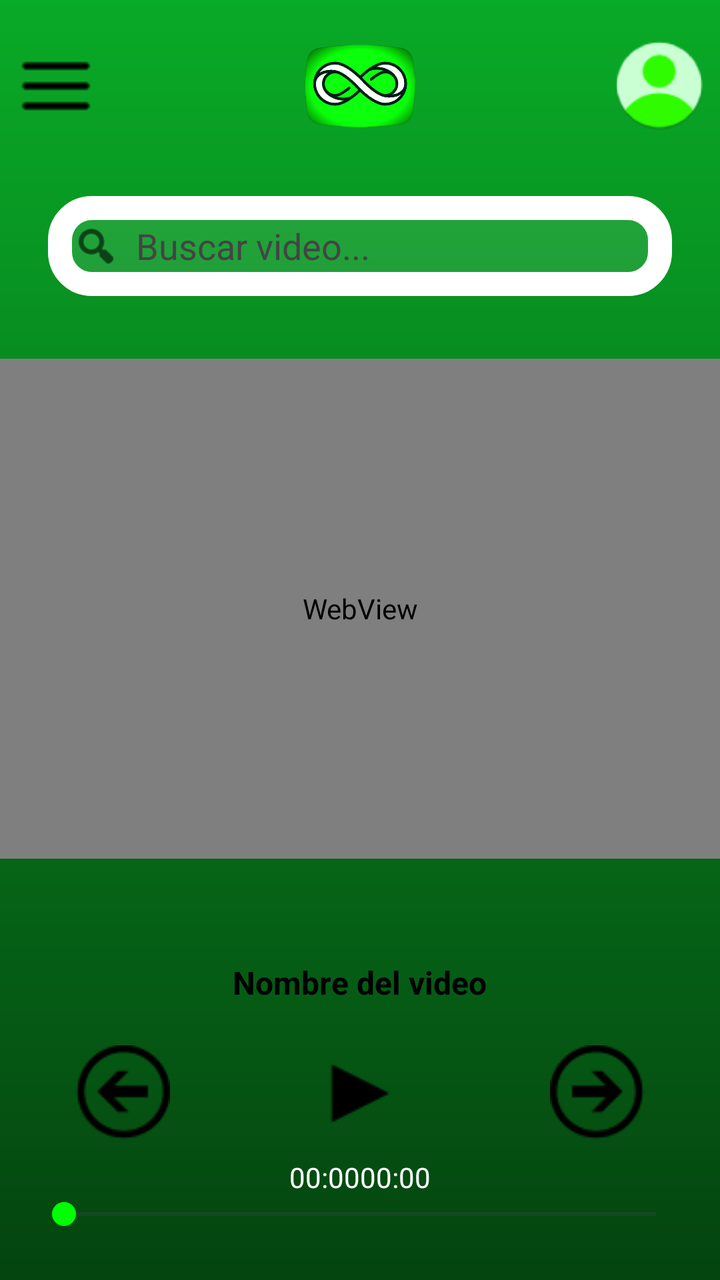
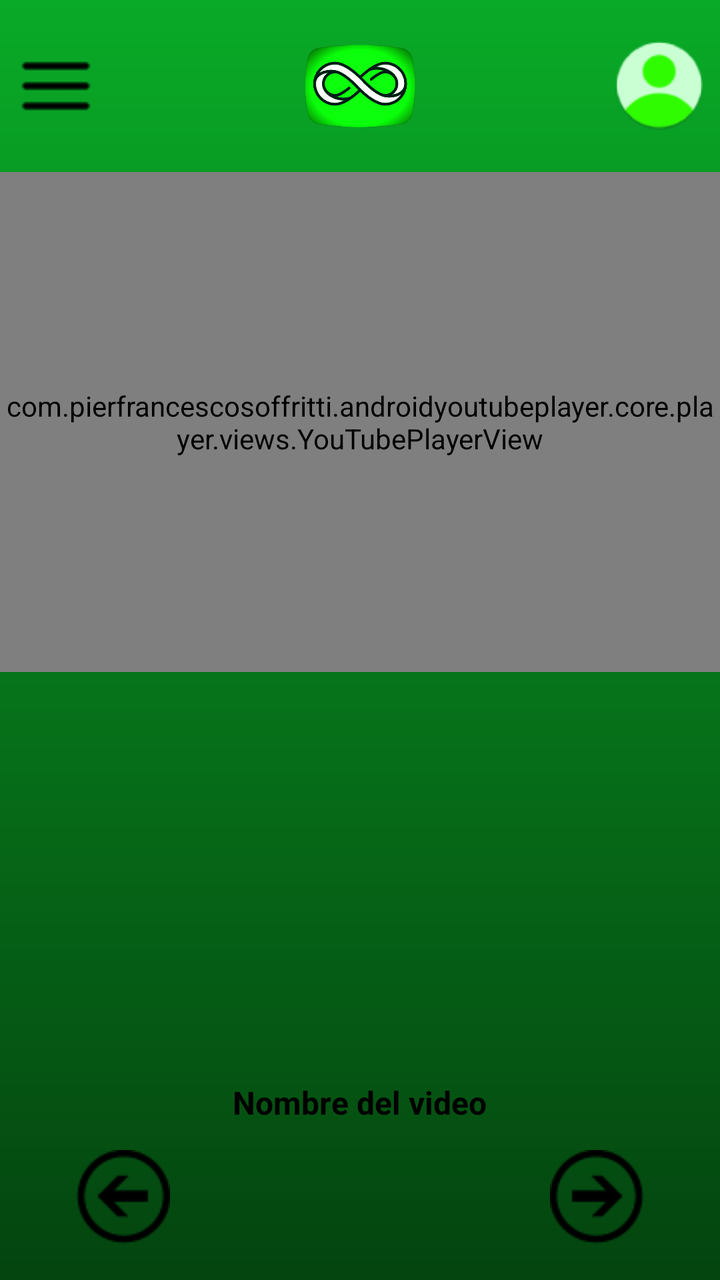

Screens rendered from an Android XML layout before and after an edit, with the pre-edit source and the edit as a unified diff.
<!-- AndroidManifest.xml: application theme Theme.LoopTube -->
<!-- res/layout/activity_main.xml -->
<?xml version="1.0" encoding="utf-8"?>
<androidx.constraintlayout.widget.ConstraintLayout
    xmlns:android="http://schemas.android.com/apk/res/android"
    xmlns:app="http://schemas.android.com/apk/res-auto"
    xmlns:tools="http://schemas.android.com/tools"
    android:layout_width="match_parent"
    android:layout_height="match_parent"
    android:background="@drawable/gradiente_verde"
    tools:context=".MainActivity">

    
    <androidx.constraintlayout.widget.ConstraintLayout
        android:id="@+id/header"
        android:layout_width="match_parent"
        android:layout_height="wrap_content"
        android:padding="8dp"
        app:layout_constraintTop_toTopOf="parent">

        <ImageButton
            android:id="@+id/btnMenu"
            android:layout_width="40dp"
            android:layout_height="40dp"
            android:src="@drawable/ic_menu"
            android:background="@null"
            android:contentDescription="Menú"
            app:tint="#000000"
            app:layout_constraintStart_toStartOf="parent"
            app:layout_constraintTop_toTopOf="parent"
            app:layout_constraintBottom_toBottomOf="parent" />

        <ImageView
            android:id="@+id/logoApp"
            android:layout_width="70dp"
            android:layout_height="70dp"
            android:src="@drawable/looptubeicon"
            android:contentDescription="Logo LoopTube"
            app:layout_constraintTop_toTopOf="parent"
            app:layout_constraintBottom_toBottomOf="parent"
            app:layout_constraintStart_toStartOf="parent"
            app:layout_constraintEnd_toEndOf="parent" />

        <ImageButton
            android:id="@+id/btnPerfil"
            android:layout_width="45dp"
            android:layout_height="45dp"
            android:background="@drawable/circle_background"
            android:contentDescription="Perfil"
            android:scaleType="centerInside"
            android:padding="8dp"
            app:tint="@android:color/white"
            app:layout_constraintEnd_toEndOf="parent"
            app:layout_constraintTop_toTopOf="parent"
            app:layout_constraintBottom_toBottomOf="parent" />
    </androidx.constraintlayout.widget.ConstraintLayout>

    <LinearLayout
        android:id="@+id/searchContainer"
        android:layout_width="0dp"
        android:layout_height="50dp"
        android:layout_marginTop="12dp"
        android:orientation="horizontal"
        android:background="@drawable/fondo_formulario"
        android:paddingHorizontal="12dp"
        android:gravity="center_vertical"
        app:layout_constraintTop_toBottomOf="@id/header"
        app:layout_constraintStart_toStartOf="parent"
        app:layout_constraintEnd_toEndOf="parent"
        android:layout_marginHorizontal="24dp">

        <ImageView
            android:layout_width="24dp"
            android:layout_height="24dp"
            android:src="@android:drawable/ic_menu_search"
            app:tint="#000000"
            android:layout_marginEnd="8dp"/>

        <EditText
            android:id="@+id/etBuscar"
            android:layout_width="0dp"
            android:layout_height="wrap_content"
            android:layout_weight="1"
            android:hint="Buscar video..."
            android:textColor="#000000"
            android:background="@null"
            android:inputType="text"
            android:textColorHint="#444444"/>
    </LinearLayout>

    
    <WebView
        android:id="@+id/youtubePlayer"
        android:layout_width="match_parent"
        android:layout_height="250dp"
        app:layout_constraintTop_toBottomOf="@id/searchContainer"
        app:layout_constraintStart_toStartOf="parent"
        app:layout_constraintEnd_toEndOf="parent"
        app:layout_constraintBottom_toTopOf="@id/contenedorReproductor"/>

    <LinearLayout
        android:id="@+id/contenedorReproductor"
        android:layout_width="0dp"
        android:layout_height="wrap_content"
        android:orientation="vertical"
        android:gravity="center_horizontal"
        android:padding="16dp"
        app:layout_constraintBottom_toBottomOf="parent"
        app:layout_constraintStart_toStartOf="parent"
        app:layout_constraintEnd_toEndOf="parent">

        <TextView
            android:id="@+id/tvTitulo"
            android:layout_width="wrap_content"
            android:layout_height="wrap_content"
            android:text="Nombre del video"
            android:textColor="#000000"
            android:textSize="16sp"
            android:textStyle="bold"
            android:layout_marginTop="4dp"/>

        <androidx.constraintlayout.widget.ConstraintLayout
            android:id="@+id/contenedorControles"
            android:layout_width="match_parent"
            android:layout_height="wrap_content"
            android:paddingHorizontal="20dp"
            android:layout_marginTop="12dp">

            <ImageButton
                android:id="@+id/btnPrev"
                android:layout_width="50dp"
                android:layout_height="50dp"
                android:src="@drawable/ic_prev"
                android:background="@null"
                app:tint="#000000"
                app:layout_constraintStart_toStartOf="parent"
                app:layout_constraintTop_toTopOf="parent"
                app:layout_constraintBottom_toBottomOf="parent" />

            <ImageButton
                android:id="@+id/btnPlay"
                android:layout_width="65dp"
                android:layout_height="65dp"
                android:src="@drawable/ic_play"
                android:background="@null"
                app:tint="#000000"
                app:layout_constraintStart_toStartOf="parent"
                app:layout_constraintEnd_toEndOf="parent"
                app:layout_constraintTop_toTopOf="parent"
                app:layout_constraintBottom_toBottomOf="parent" />

            <ImageButton
                android:id="@+id/btnNext"
                android:layout_width="50dp"
                android:layout_height="50dp"
                android:src="@drawable/ic_next"
                android:background="@null"
                app:tint="#000000"
                app:layout_constraintEnd_toEndOf="parent"
                app:layout_constraintTop_toTopOf="parent"
                app:layout_constraintBottom_toBottomOf="parent" />

        </androidx.constraintlayout.widget.ConstraintLayout>

        
        <LinearLayout
            android:layout_width="match_parent"
            android:layout_height="wrap_content"
            android:orientation="vertical"
            android:gravity="center"
            android:layout_marginBottom="8dp">

            <LinearLayout
                android:layout_width="match_parent"
                android:layout_height="wrap_content"
                android:orientation="horizontal"
                android:gravity="center">

                <TextView
                    android:id="@+id/tvTiempoInicio"
                    android:layout_width="wrap_content"
                    android:layout_height="wrap_content"
                    android:text="00:00"
                    android:textColor="#FFFFFF"/>

                <TextView
                    android:id="@+id/tvTiempoFin"
                    android:layout_width="wrap_content"
                    android:layout_height="wrap_content"
                    android:text="00:00"
                    android:textColor="#FFFFFF"/>
            </LinearLayout>

            <SeekBar
                android:id="@+id/seekBar"
                android:layout_width="match_parent"
                android:layout_height="wrap_content"
                android:progressTint="#00FF00"
                android:thumbTint="#00FF00"/>
        </LinearLayout>
    </LinearLayout>

</androidx.constraintlayout.widget.ConstraintLayout>
<!-- resources referenced by this layout -->
<resources>
  <!-- drawable circle_background: png bitmap (drawable, 2626 bytes) -->
  <!-- drawable fondo_formulario (drawable) -->
  <?xml version="1.0" encoding="utf-8"?>
  <shape xmlns:android="http://schemas.android.com/apk/res/android">
      <solid android:color="#1AFFFFFF" />
  
      <stroke
          android:width="12dp"
          android:color="#FFFFFF" />
  
      <corners android:radius="16dp" />
  </shape>
  <!-- drawable gradiente_verde (drawable) -->
  <?xml version="1.0" encoding="utf-8"?>
  <shape xmlns:android="http://schemas.android.com/apk/res/android">
      <gradient
          android:startColor="#09AA27"
          android:endColor="#04440F"
          android:angle="270"/>
  </shape>
  <!-- drawable ic_menu: png bitmap (drawable, 234 bytes) -->
  <!-- drawable ic_next: png bitmap (drawable, 2282 bytes) -->
  <!-- drawable ic_play: png bitmap (drawable, 263 bytes) -->
  <!-- drawable ic_prev: png bitmap (drawable, 1328 bytes) -->
  <!-- drawable looptubeicon: png bitmap (drawable, 60182 bytes) -->
  <style name="Theme.LoopTube" parent="Base.Theme.LoopTube" />
  <style name="Base.Theme.LoopTube" parent="Theme.Material3.DayNight.NoActionBar">
          
          
      </style>
</resources>

<!-- the commit's change to res/layout/activity_main.xml (unified diff, before → after) -->
@@ -2,11 +2,9 @@
 <androidx.constraintlayout.widget.ConstraintLayout
     xmlns:android="http://schemas.android.com/apk/res/android"
     xmlns:app="http://schemas.android.com/apk/res-auto"
-    xmlns:tools="http://schemas.android.com/tools"
     android:layout_width="match_parent"
     android:layout_height="match_parent"
-    android:background="@drawable/gradiente_verde"
-    tools:context=".MainActivity">
+    android:background="@drawable/gradiente_verde">
 
     
     <androidx.constraintlayout.widget.ConstraintLayout
@@ -22,7 +20,6 @@
             android:layout_height="40dp"
             android:src="@drawable/ic_menu"
             android:background="@null"
-            android:contentDescription="Menú"
             app:tint="#000000"
             app:layout_constraintStart_toStartOf="parent"
             app:layout_constraintTop_toTopOf="parent"
@@ -33,7 +30,6 @@
             android:layout_width="70dp"
             android:layout_height="70dp"
             android:src="@drawable/looptubeicon"
-            android:contentDescription="Logo LoopTube"
             app:layout_constraintTop_toTopOf="parent"
             app:layout_constraintBottom_toBottomOf="parent"
             app:layout_constraintStart_toStartOf="parent"
@@ -44,58 +40,23 @@
             android:layout_width="45dp"
             android:layout_height="45dp"
             android:background="@drawable/circle_background"
-            android:contentDescription="Perfil"
             android:scaleType="centerInside"
-            android:padding="8dp"
             app:tint="@android:color/white"
             app:layout_constraintEnd_toEndOf="parent"
             app:layout_constraintTop_toTopOf="parent"
-            app:layout_constraintBottom_toBottomOf="parent" />
+            app:layout_constraintBottom_toBottomOf="parent"/>
     </androidx.constraintlayout.widget.ConstraintLayout>
 
-    <LinearLayout
-        android:id="@+id/searchContainer"
+    
+    <com.pierfrancescosoffritti.androidyoutubeplayer.core.player.views.YouTubePlayerView
+        android:id="@+id/youtubePlayer"
         android:layout_width="0dp"
-        android:layout_height="50dp"
-        android:layout_marginTop="12dp"
-        android:orientation="horizontal"
-        android:background="@drawable/fondo_formulario"
-        android:paddingHorizontal="12dp"
-        android:gravity="center_vertical"
+        android:layout_height="250dp"
         app:layout_constraintTop_toBottomOf="@id/header"
         app:layout_constraintStart_toStartOf="parent"
-        app:layout_constraintEnd_toEndOf="parent"
-        android:layout_marginHorizontal="24dp">
-
-        <ImageView
-            android:layout_width="24dp"
-            android:layout_height="24dp"
-            android:src="@android:drawable/ic_menu_search"
-            app:tint="#000000"
-            android:layout_marginEnd="8dp"/>
-
-        <EditText
-            android:id="@+id/etBuscar"
-            android:layout_width="0dp"
-            android:layout_height="wrap_content"
-            android:layout_weight="1"
-            android:hint="Buscar video..."
-            android:textColor="#000000"
-            android:background="@null"
-            android:inputType="text"
-            android:textColorHint="#444444"/>
-    </LinearLayout>
+        app:layout_constraintEnd_toEndOf="parent"/>
 
     
-    <WebView
-        android:id="@+id/youtubePlayer"
-        android:layout_width="match_parent"
-        android:layout_height="250dp"
-        app:layout_constraintTop_toBottomOf="@id/searchContainer"
-        app:layout_constraintStart_toStartOf="parent"
-        app:layout_constraintEnd_toEndOf="parent"
-        app:layout_constraintBottom_toTopOf="@id/contenedorReproductor"/>
-
     <LinearLayout
         android:id="@+id/contenedorReproductor"
         android:layout_width="0dp"
@@ -136,18 +97,6 @@
                 app:layout_constraintBottom_toBottomOf="parent" />
 
             <ImageButton
-                android:id="@+id/btnPlay"
-                android:layout_width="65dp"
-                android:layout_height="65dp"
-                android:src="@drawable/ic_play"
-                android:background="@null"
-                app:tint="#000000"
-                app:layout_constraintStart_toStartOf="parent"
-                app:layout_constraintEnd_toEndOf="parent"
-                app:layout_constraintTop_toTopOf="parent"
-                app:layout_constraintBottom_toBottomOf="parent" />
-
-            <ImageButton
                 android:id="@+id/btnNext"
                 android:layout_width="50dp"
                 android:layout_height="50dp"
@@ -159,43 +108,6 @@
                 app:layout_constraintBottom_toBottomOf="parent" />
 
         </androidx.constraintlayout.widget.ConstraintLayout>
-
-        
-        <LinearLayout
-            android:layout_width="match_parent"
-            android:layout_height="wrap_content"
-            android:orientation="vertical"
-            android:gravity="center"
-            android:layout_marginBottom="8dp">
-
-            <LinearLayout
-                android:layout_width="match_parent"
-                android:layout_height="wrap_content"
-                android:orientation="horizontal"
-                android:gravity="center">
-
-                <TextView
-                    android:id="@+id/tvTiempoInicio"
-                    android:layout_width="wrap_content"
-                    android:layout_height="wrap_content"
-                    android:text="00:00"
-                    android:textColor="#FFFFFF"/>
-
-                <TextView
-                    android:id="@+id/tvTiempoFin"
-                    android:layout_width="wrap_content"
-                    android:layout_height="wrap_content"
-                    android:text="00:00"
-                    android:textColor="#FFFFFF"/>
-            </LinearLayout>
-
-            <SeekBar
-                android:id="@+id/seekBar"
-                android:layout_width="match_parent"
-                android:layout_height="wrap_content"
-                android:progressTint="#00FF00"
-                android:thumbTint="#00FF00"/>
-        </LinearLayout>
     </LinearLayout>
 
 </androidx.constraintlayout.widget.ConstraintLayout>
<!-- resource entries referenced after the edit -->
@@ -1,17 +1,6 @@
 <!-- resources referenced by this layout -->
 <resources>
   <!-- drawable circle_background: png bitmap (drawable, 2626 bytes) -->
-  <!-- drawable fondo_formulario (drawable) -->
-  <?xml version="1.0" encoding="utf-8"?>
-  <shape xmlns:android="http://schemas.android.com/apk/res/android">
-      <solid android:color="#1AFFFFFF" />
-  
-      <stroke
-          android:width="12dp"
-          android:color="#FFFFFF" />
-  
-      <corners android:radius="16dp" />
-  </shape>
   <!-- drawable gradiente_verde (drawable) -->
   <?xml version="1.0" encoding="utf-8"?>
   <shape xmlns:android="http://schemas.android.com/apk/res/android">
@@ -22,7 +11,6 @@
   </shape>
   <!-- drawable ic_menu: png bitmap (drawable, 234 bytes) -->
   <!-- drawable ic_next: png bitmap (drawable, 2282 bytes) -->
-  <!-- drawable ic_play: png bitmap (drawable, 263 bytes) -->
   <!-- drawable ic_prev: png bitmap (drawable, 1328 bytes) -->
   <!-- drawable looptubeicon: png bitmap (drawable, 60182 bytes) -->
   <style name="Theme.LoopTube" parent="Base.Theme.LoopTube" />
